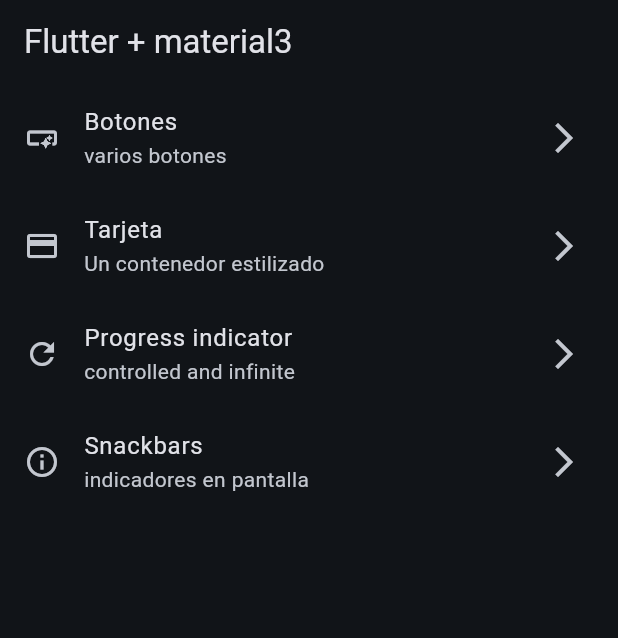
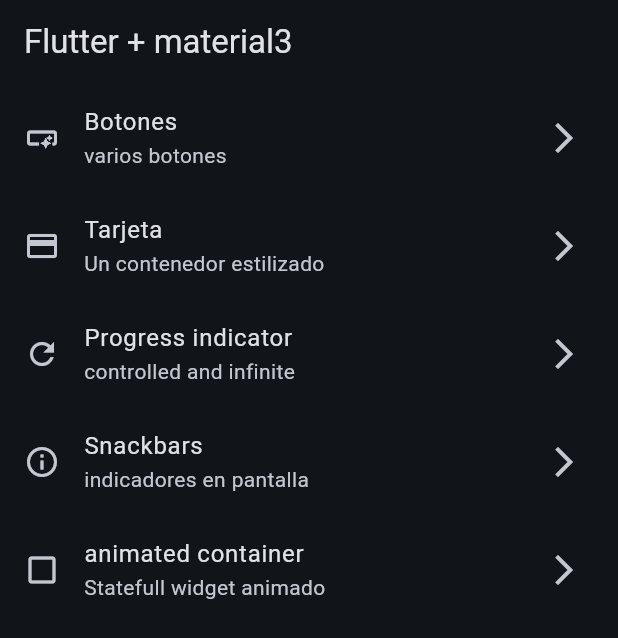
Before and after one commit to samu7861/widget-app, a Flutter app: the screen it shows after launch, on a phone screen of 412 x 824 dp. Shown: the top 638 px of the screen. Run offline on Flutter 3.47's test engine with Material 3 defaults, Android fonts, the phone set to English and light mode, and no system bars; our stand-ins replace go_router.

Commit message:
AnimatedBoxes

```diff
--- a/widget_app/lib/config/menu/menu.dart
+++ b/widget_app/lib/config/menu/menu.dart
@@ -32,5 +32,11 @@
     title: "Snackbars",
     subTitle: "indicadores en pantalla",
     link: "/snackbars",
-    icon: Icons.info_outline)
+    icon: Icons.info_outline),
+
+    MenuItems(
+    title: "animated container",
+    subTitle: "Statefull widget animado",
+    link: "/animated",
+    icon: Icons.check_box_outline_blank_outlined)
 ];
--- a/widget_app/lib/config/router/router.dart
+++ b/widget_app/lib/config/router/router.dart
@@ -30,5 +30,11 @@
       name: SnackbarScreen.name,
       builder: (context, state) => const SnackbarScreen(),
     ),
+
+    GoRoute(
+      path: '/animated',
+      name: AnimatedScreen.name,
+      builder: (context, state) => const AnimatedScreen(),
+    ),
   ],
 );
```
Also changed, not shown: widget_app/lib/presentation/screens/animated/animated_screen.dart (+60 -4 lines).
